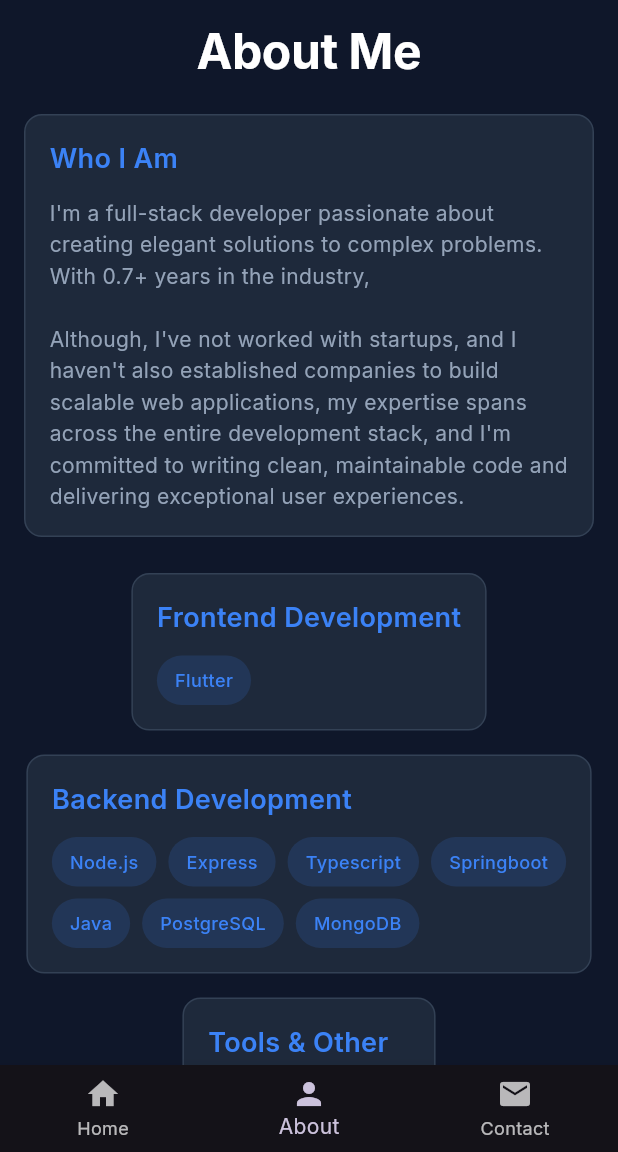
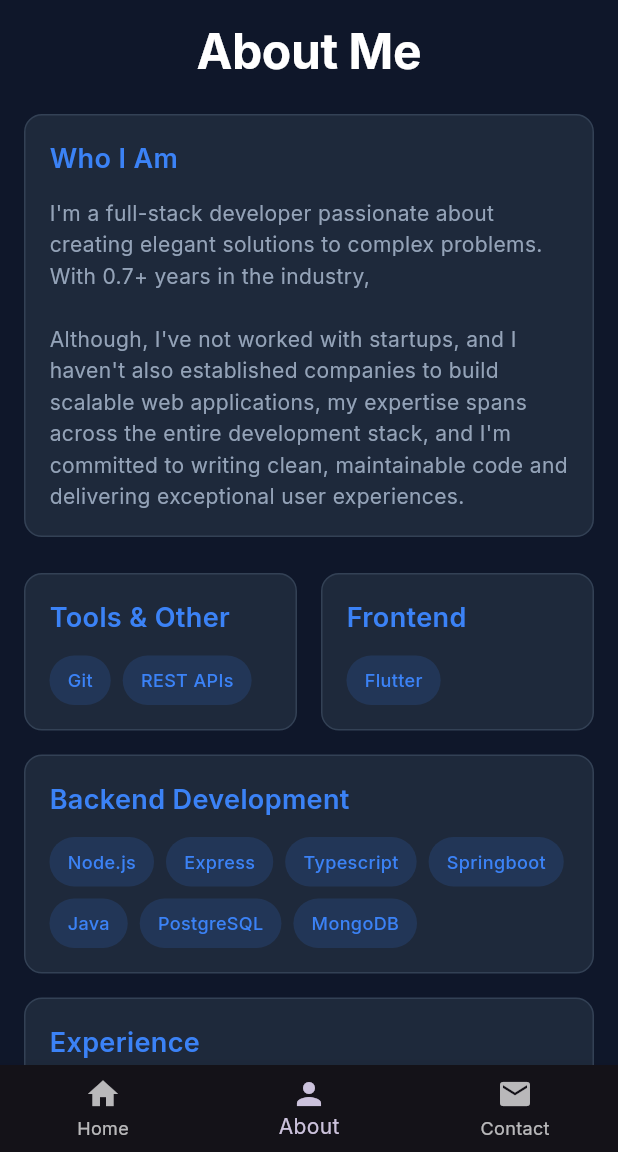
Before and after one commit to codedbyfemi/hng-mobile-stage-zero, a Flutter app: the screen it shows after launch, item 2 of the bottom bar chosen, on a phone screen of 412 x 824 dp, the part 84-1236 px from its top. Run offline on Flutter 3.47's test engine with Material 3 defaults, Android fonts, the phone set to English and light mode, and no system bars; our stand-ins replace google_fonts.

Commit message:
HNG mobile stage zero

```diff
--- a/lib/screens/about_screen.dart
+++ b/lib/screens/about_screen.dart
@@ -1,3 +1,4 @@
+import 'package:flutter/foundation.dart';
 import 'package:flutter/material.dart';
 import '../widgets/skill_chip.dart';
 import '../models/skill_model.dart';
@@ -7,7 +8,14 @@ class AboutScreen extends StatelessWidget {
   Widget build(BuildContext context) {
     final skillCategories = [
       SkillCategory(
-        title: 'Frontend Development',
+        title: 'Tools & Other',
+        skills: [
+          Skill(name: 'Git', category: 'tools'),
+          Skill(name: 'REST APIs', category: 'tools'),
+        ],
+      ),
+      SkillCategory(
+        title: 'Frontend ',
         skills: [
           Skill(name: 'Flutter', category: 'frontend'),
         ],
@@ -22,13 +30,6 @@ class AboutScreen extends StatelessWidget {
           Skill(name: 'Java', category: 'backend'),
           Skill(name: 'PostgreSQL', category: 'backend'),
           Skill(name: 'MongoDB', category: 'backend'),
-        ],
-      ),
-      SkillCategory(
-        title: 'Tools & Other',
-        skills: [
-          Skill(name: 'Git', category: 'tools'),
-          Skill(name: 'REST APIs', category: 'tools'),
         ],
       ),
     ];
@@ -52,15 +53,44 @@ class AboutScreen extends StatelessWidget {
           SizedBox(height: 24),
 
           // Skills
-          ...skillCategories.map((category) => _buildSkillCategory(context, category)).toList(),
-          SizedBox(height: 24),
+           // Skills Section
+          Column(
+            crossAxisAlignment: CrossAxisAlignment.stretch,
+            children: [
+              // Row for first two categories
+              Row(
+                crossAxisAlignment: CrossAxisAlignment.start,
+                children: [
+                  // First Category (Tools & Other)
+                  Expanded(
+                    child: _buildSkillCategory(context, skillCategories[0]),
+                  ),
+                  SizedBox(width: 16), // horizontal space between the two
+                  // Second Category (Frontend Development)
+                  Expanded(
+                    child: _buildSkillCategory(context, skillCategories[1]),
+                  ),
+                ],
+              ),
 
-          // Experience
-          _buildSection(
+              // SizedBox(height: 16), // vertical space before the next row
+
+              // Last Category (Backend Development)
+              _buildSkillCategory(context, skillCategories[2]),
+            ],
+          ),
+
+          Align(
+            alignment: Alignment.center,
+            child: SizedBox(
+              width: double.infinity, // forces full width
+              child: _buildSection(
                 context,
                 title: 'Experience',
                 content: '',
+                child: Center(
                   child: Column(
+                    crossAxisAlignment: CrossAxisAlignment.start,
                     children: [
                       SizedBox(height: 16),
                       _buildExperienceItem(
@@ -77,6 +107,10 @@ class AboutScreen extends StatelessWidget {
                     ],
                   ),
                 ),
+              ),
+            ),
+          ),
+
           SizedBox(height: 40),
         ],
       ),
```
Lines whose indentation alone changed are shown as unchanged.
